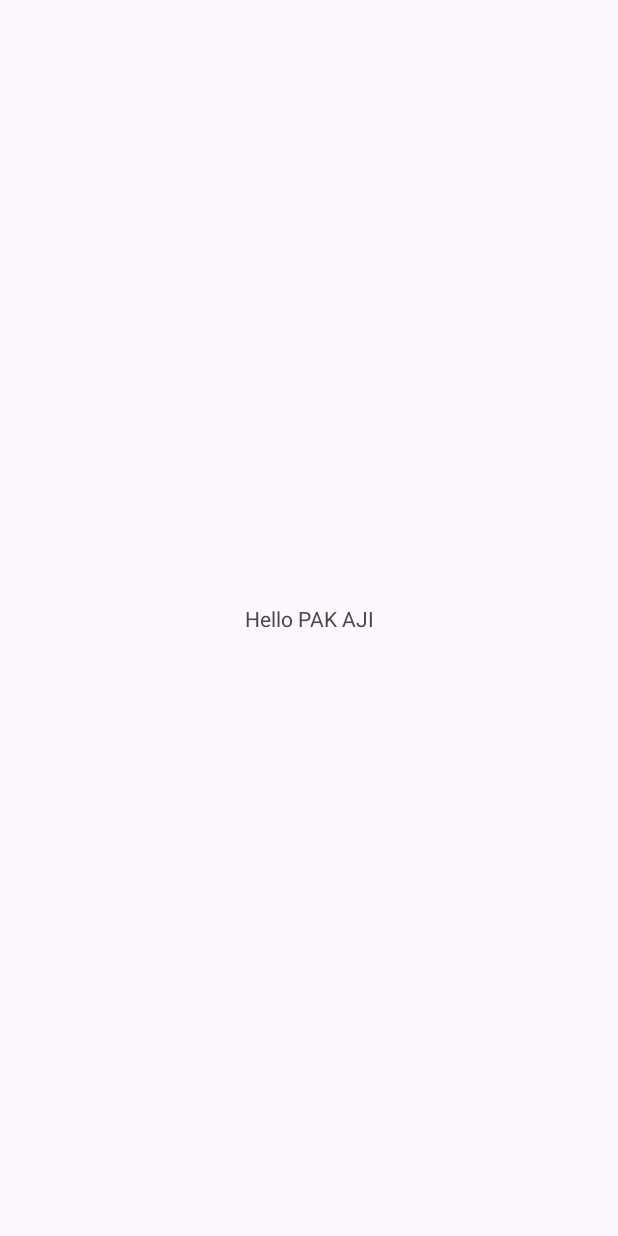
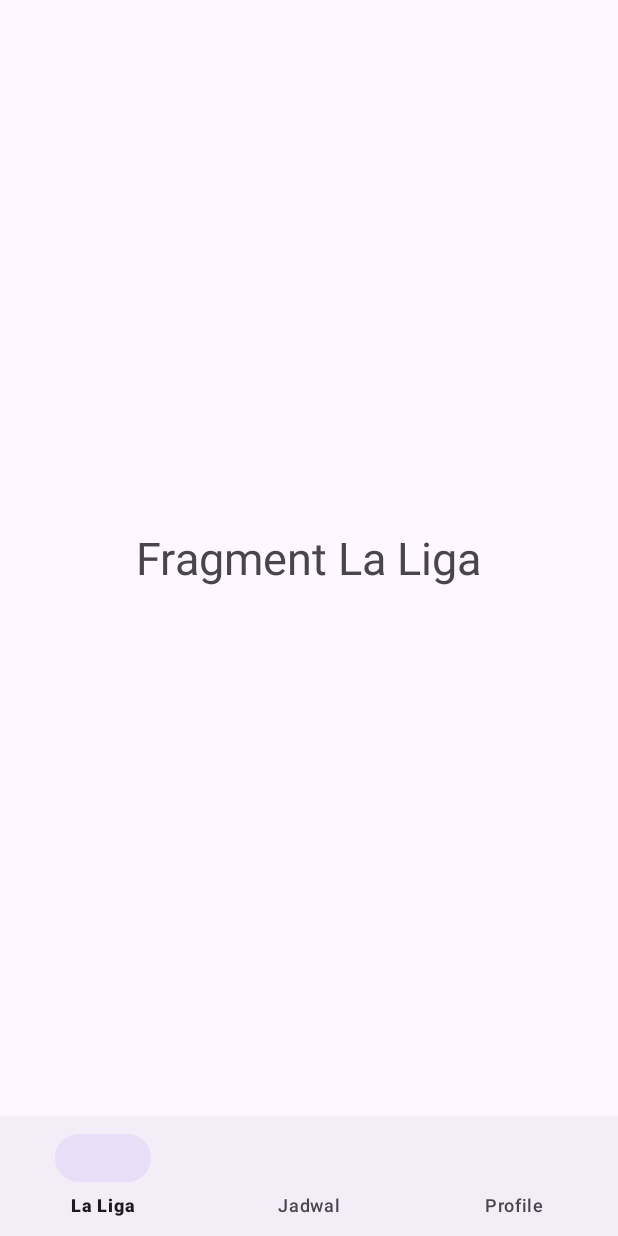
Before and after one commit to GalihPPratama/PAS_genap_absen14_absen8, an Android app: the screen it shows after launch (MainActivity), on a phone screen of 412 x 824 dp. Before the commit the screen is almost empty. Run offline under Robolectric (Android 15) with nearby library versions, the phone set to English and light mode, and no system bars.

Commit message:
style [Galih Priadiwangsa] Profile Page

```diff
--- a/app/src/main/java/Fragments/FragmentLaLiga.java
+++ b/app/src/main/java/Fragments/FragmentLaLiga.java
@@ -1,4 +1,21 @@
 package Fragments;
 
-public class FragmentLaLiga {
+import android.os.Bundle;
+import android.view.LayoutInflater;
+import android.view.View;
+import android.view.ViewGroup;
+
+import androidx.fragment.app.Fragment;
+
+import com.example.pas_genap_absen14_absen8.R;
+
+import java.util.zip.Inflater;
+
+public class FragmentLaLiga extends Fragment {
+    public View onCreateView(LayoutInflater inflater, ViewGroup container,
+                             Bundle savedInstanceState){
+        View view = inflater.inflate(R.layout.fragment_laliga, container, false);
+        return view;
+
+    }
 }
--- a/app/src/main/java/com/example/pas_genap_absen14_absen8/MainActivity.java
+++ b/app/src/main/java/com/example/pas_genap_absen14_absen8/MainActivity.java
@@ -7,18 +7,51 @@ import androidx.appcompat.app.AppCompatActivity;
 import androidx.core.graphics.Insets;
 import androidx.core.view.ViewCompat;
 import androidx.core.view.WindowInsetsCompat;
+import androidx.fragment.app.Fragment;
+
+import com.google.android.material.bottomnavigation.BottomNavigationItemView;
+import com.google.android.material.bottomnavigation.BottomNavigationView;
+
+import Fragments.FragmentJadwal;
+import Fragments.FragmentLaLiga;
+import Fragments.FragmentProfile;
 
 public class MainActivity extends AppCompatActivity {
+
+    BottomNavigationView bottomNavigationView;
 
     @Override
     protected void onCreate(Bundle savedInstanceState) {
         super.onCreate(savedInstanceState);
         EdgeToEdge.enable(this);
         setContentView(R.layout.activity_main);
-        ViewCompat.setOnApplyWindowInsetsListener(findViewById(R.id.main), (v, insets) -> {
-            Insets systemBars = insets.getInsets(WindowInsetsCompat.Type.systemBars());
-            v.setPadding(systemBars.left, systemBars.top, systemBars.right, systemBars.bottom);
-            return insets;
+
+        bottomNavigationView = findViewById(R.id.bottom_navigation);
+
+        getSupportFragmentManager().beginTransaction()
+                .replace(R.id.frame_layout, new FragmentLaLiga())
+                .commit();
+
+        bottomNavigationView.setOnItemSelectedListener( item -> {
+            Fragment fragment = null;
+            int itemId = item.getItemId();
+
+            if (itemId == R.id.nav_spanish) {
+                fragment = new FragmentLaLiga();
+            } else if (itemId == R.id.nav_jadwal) {
+                fragment = new FragmentJadwal();
+            } else if (itemId == R.id.nav_profile) {
+                fragment = new FragmentProfile();
+            }
+
+            if (fragment != null) {
+                getSupportFragmentManager().beginTransaction()
+                        .replace(R.id.frame_layout, fragment)
+                        .commit();
+                return true;
+            }
+            return false;
         });
+
     }
 }
--- a/app/src/main/res/layout/activity_main.xml
+++ b/app/src/main/res/layout/activity_main.xml
@@ -1,5 +1,5 @@
 <?xml version="1.0" encoding="utf-8"?>
-<androidx.constraintlayout.widget.ConstraintLayout xmlns:android="http://schemas.android.com/apk/res/android"
+<RelativeLayout xmlns:android="http://schemas.android.com/apk/res/android"
     xmlns:app="http://schemas.android.com/apk/res-auto"
     xmlns:tools="http://schemas.android.com/tools"
     android:id="@+id/main"
@@ -7,13 +7,17 @@
     android:layout_height="match_parent"
     tools:context=".MainActivity">
 
-    <TextView
-        android:layout_width="wrap_content"
+    <FrameLayout
+        android:id="@+id/frame_layout"
+        android:layout_above="@id/bottom_navigation"
+        android:layout_width="match_parent"
+        android:layout_height="match_parent" />
+
+    <com.google.android.material.bottomnavigation.BottomNavigationView
+        android:id="@+id/bottom_navigation"
+        android:layout_alignParentBottom="true"
+        android:layout_width="match_parent"
         android:layout_height="wrap_content"
-        android:text="Hello PAK AJI"
-        app:layout_constraintBottom_toBottomOf="parent"
-        app:layout_constraintEnd_toEndOf="parent"
-        app:layout_constraintStart_toStartOf="parent"
-        app:layout_constraintTop_toTopOf="parent" />
+        app:menu="@menu/menu_nav"/>
 
-</androidx.constraintlayout.widget.ConstraintLayout>
+</RelativeLayout>
--- a/app/src/main/res/layout/fragment_laliga.xml
+++ b/app/src/main/res/layout/fragment_laliga.xml
@@ -1,6 +1,21 @@
 <?xml version="1.0" encoding="utf-8"?>
-<androidx.constraintlayout.widget.ConstraintLayout xmlns:android="http://schemas.android.com/apk/res/android"
-             android:layout_width="match_parent"
-             android:layout_height="match_parent">
+<LinearLayout xmlns:android="http://schemas.android.com/apk/res/android"
+    android:layout_width="match_parent"
+    android:layout_height="match_parent"
+    android:gravity="center"
+    android:orientation="vertical">
 
-</androidx.constraintlayout.widget.ConstraintLayout>
+    <TextView
+        android:layout_marginTop="50dp"
+        android:layout_marginBottom="50dp"
+        android:text="Fragment La Liga"
+        android:textSize="30sp"
+        android:layout_width="wrap_content"
+        android:layout_height="wrap_content"/>
+
+    <androidx.recyclerview.widget.RecyclerView
+        android:layout_width="wrap_content"
+        android:layout_height="wrap_content"
+        android:id="@+id/rvLaLiga"/>
+
+</LinearLayout>
--- a/app/src/main/res/menu/menu_nav.xml
+++ b/app/src/main/res/menu/menu_nav.xml
@@ -1,4 +1,12 @@
 <?xml version="1.0" encoding="utf-8"?>
 <menu xmlns:android="http://schemas.android.com/apk/res/android">
-
+    <item
+        android:id="@+id/nav_spanish"
+        android:title="La Liga" />
+    <item
+        android:id="@+id/nav_jadwal"
+        android:title="Jadwal" />
+    <item
+        android:id="@+id/nav_profile"
+        android:title="Profile" />
 </menu>
--- a/app/src/main/res/values/ids.xml
+++ b/app/src/main/res/values/ids.xml
@@ -1,3 +1,4 @@
 <?xml version="1.0" encoding="utf-8"?>
 <resources>
+    <item name="LaligaRV" type="id" />
 </resources>
```
Also changed, not shown: app/src/main/java/Fragments/FragmentJadwal.java (+16 -1 lines), app/src/main/java/Fragments/FragmentProfile.java (+16 -1 lines), app/src/main/res/layout/fragment_jadwal.xml (+19 -4 lines), app/src/main/res/layout/fragment_profile.xml (+104 -4 lines), app/src/main/res/drawable/momoy.png (added).
